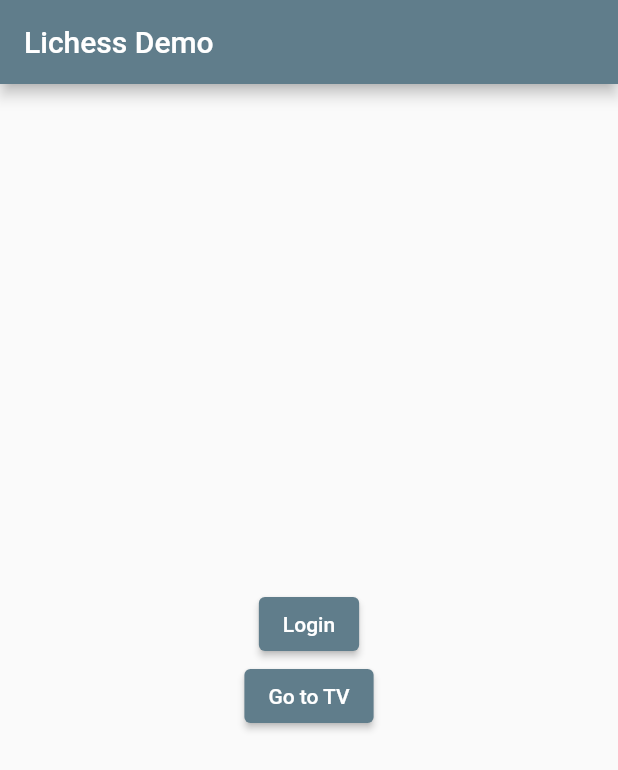
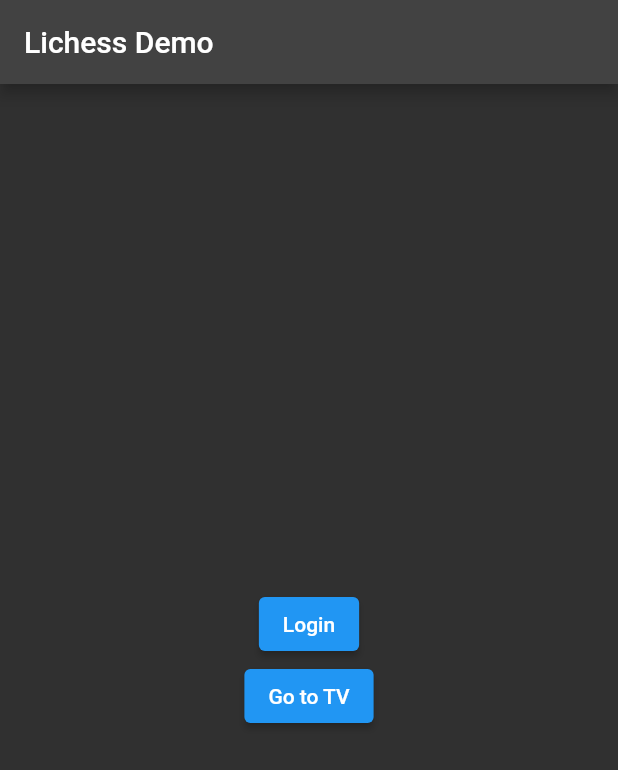
Before and after one commit to veloce/flutter-demo, a Flutter app: the screen it shows after launch, on a phone screen of 412 x 824 dp. Shown: the top 770 px of the screen. Run offline on Flutter 3.47's test engine with Material 2 defaults, Android fonts, the light colour scheme and no system bars; our stand-ins replace flutter_secure_storage; missing offline and left inert: chessground, flutter_appauth.

Commit message:
Use dark theme

```diff
--- a/lib/main.dart
+++ b/lib/main.dart
@@ -18,7 +18,8 @@
     return MaterialApp(
       title: 'Flutter Demo',
       theme: ThemeData(
-        primarySwatch: Colors.blueGrey,
+        brightness: Brightness.dark,
+        primaryColor: Colors.blueGrey,
       ),
       home: const MyHomePage(title: 'Lichess Demo'),
     );
--- a/lib/tv.dart
+++ b/lib/tv.dart
@@ -84,6 +84,7 @@
             } else if (snapshot.connectionState == ConnectionState.waiting ||
                 snapshot.data == null) {
               return cg.Board(
+                theme: cg.BoardTheme.green,
                 size: screenWidth,
                 orientation: cg.Color.white,
                 fen: emptyFen,
@@ -100,6 +101,7 @@
                       ? Player(player: topPlayer, active: _turn == topPlayer.color)
                       : const SizedBox.shrink(),
                   cg.Board(
+                    theme: cg.BoardTheme.green,
                     size: screenWidth,
                     orientation: _orientation,
                     fen: snapshot.data!.fen,
@@ -176,7 +178,7 @@
     return Text(
         '$min:$secs',
         style: TextStyle(
-          color: widget.active ? Colors.orange : Colors.black54,
+          color: widget.active ? Colors.orange : Colors.grey,
           fontSize: 30,
           fontFeatures: const [
             FontFeature.tabularFigures(),
```
